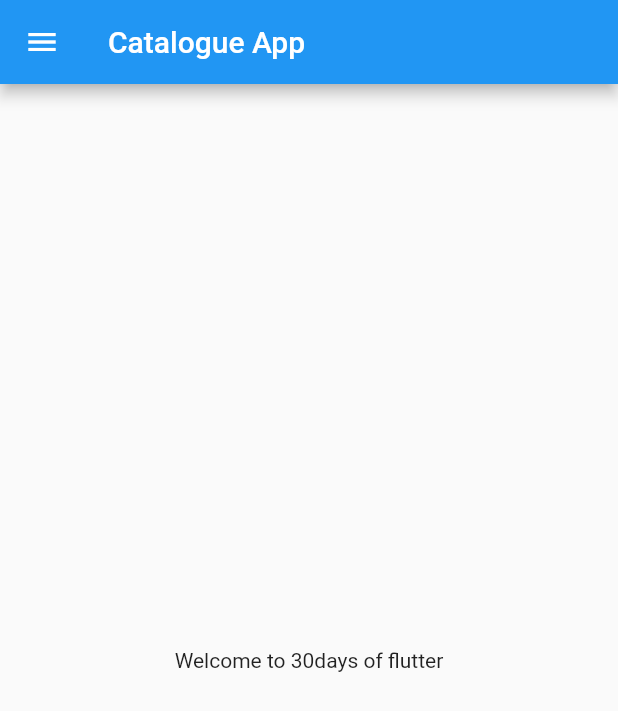
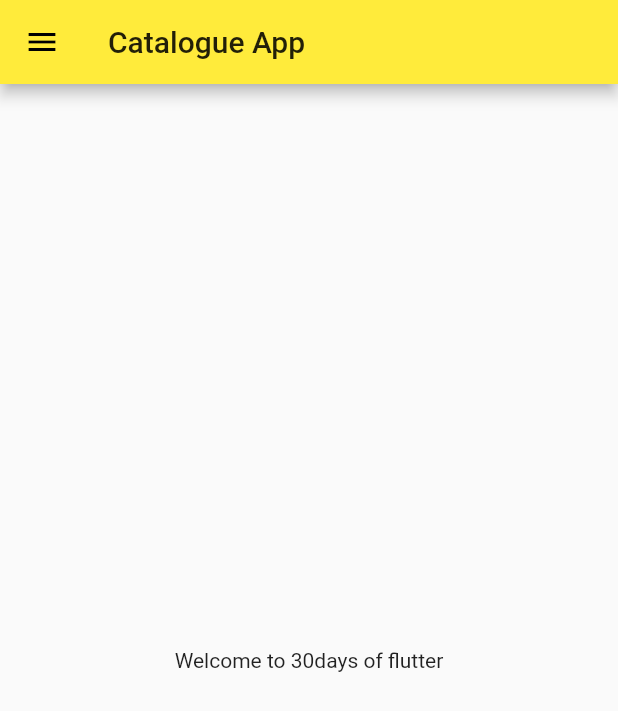
Before and after one commit to ayushmall06/Flutter_Catalogue, a Flutter app: the screen it shows after launch, on a phone screen of 412 x 824 dp. Shown: the top 711 px of the screen. Run offline on Flutter 3.47's test engine with Material 2 defaults, Android fonts, the phone set to English and light mode, and no system bars.

Commit message:
Day 3 Completed

```diff
--- a/lib/main.dart
+++ b/lib/main.dart
@@ -1,18 +1,24 @@
 import 'package:flutter/material.dart';
-import 'package:flutter_catalogue/Home_Page.dart';
+import 'package:flutter_catalogue/pages/Home_Page.dart';
+import 'package:flutter_catalogue/pages/login_page.dart';
 
 void main() {
   runApp(MyApp());
-
 }
 
-
-
-class MyApp  extends StatelessWidget {
+class MyApp extends StatelessWidget {
   @override
   Widget build(BuildContext context) {
     return MaterialApp(
-       home: HomePage()
-       );
+      themeMode: ThemeMode.system,
+      theme: ThemeData(primarySwatch: Colors.yellow),
+      darkTheme: ThemeData(brightness: Brightness.dark),
+      initialRoute: "/home",
+      routes: {
+        "/":(context) => LoginPage(),
+        "/home": (context) => HomePage(),
+        "/login":(context) => LoginPage()
+      },
+    );
   }
 }
```
Also changed, not shown: lib/pages/login_page.dart (added, +17 -0 lines), lib/pages/Home_Page.dart (renamed from lib/Home_Page.dart).
